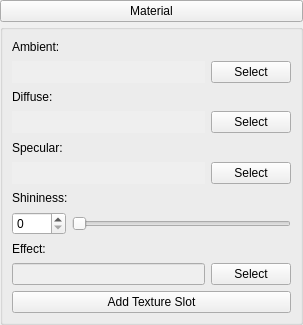
First picture: the form in v2.5/GEAR Studio/MaterialPropertiesTab.ui, repository andyreimann/gear, before the edit.
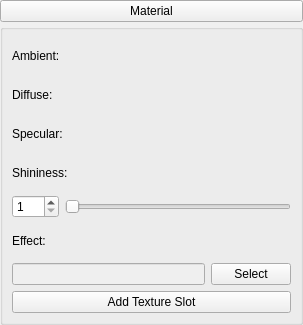
Second picture: the form after the edit.

Commit message: * added default colors for material and lights to public API of engine  * [GEAR Studio] integrated a new ColorSelector component to be used for lights and materials in editor  * [GEAR Studio] integrated basic support for lights through a new LightPropertiesTab

The edit to the form file:
```diff
--- a/v2.5/GEAR Studio/MaterialPropertiesTab.ui
+++ b/v2.5/GEAR Studio/MaterialPropertiesTab.ui
@@ -64,25 +64,7 @@
          </widget>
         </item>
         <item>
-         <layout class="QHBoxLayout" name="horizontalLayout" stretch="1,0">
-          <item>
-           <widget class="QWidget" name="ambientSurf" native="true">
-            <property name="autoFillBackground">
-             <bool>true</bool>
-            </property>
-            <property name="styleSheet">
-             <string notr="true"/>
-            </property>
-           </widget>
-          </item>
-          <item>
-           <widget class="QPushButton" name="ambientSelect">
-            <property name="text">
-             <string>Select</string>
-            </property>
-           </widget>
-          </item>
-         </layout>
+         <layout class="QHBoxLayout" name="ambientColorRoot" stretch=""/>
         </item>
         <item>
          <widget class="QLabel" name="label_2">
@@ -92,25 +74,7 @@
          </widget>
         </item>
         <item>
-         <layout class="QHBoxLayout" name="horizontalLayout_2" stretch="1,0">
-          <item>
-           <widget class="QWidget" name="diffuseSurf" native="true">
-            <property name="autoFillBackground">
-             <bool>true</bool>
-            </property>
-            <property name="styleSheet">
-             <string notr="true"/>
-            </property>
-           </widget>
-          </item>
-          <item>
-           <widget class="QPushButton" name="diffuseSelect">
-            <property name="text">
-             <string>Select</string>
-            </property>
-           </widget>
-          </item>
-         </layout>
+         <layout class="QHBoxLayout" name="diffuseColorRoot" stretch=""/>
         </item>
         <item>
          <widget class="QLabel" name="label_3">
@@ -120,25 +84,7 @@
          </widget>
         </item>
         <item>
-         <layout class="QHBoxLayout" name="horizontalLayout_3" stretch="1,0">
-          <item>
-           <widget class="QWidget" name="specularSurf" native="true">
-            <property name="autoFillBackground">
-             <bool>true</bool>
-            </property>
-            <property name="styleSheet">
-             <string notr="true"/>
-            </property>
-           </widget>
-          </item>
-          <item>
-           <widget class="QPushButton" name="specularSelect">
-            <property name="text">
-             <string>Select</string>
-            </property>
-           </widget>
-          </item>
-         </layout>
+         <layout class="QHBoxLayout" name="specularColorRoot" stretch=""/>
         </item>
         <item>
          <widget class="QLabel" name="label_4">
@@ -154,8 +100,11 @@
             <property name="decimals">
              <number>0</number>
             </property>
+            <property name="minimum">
+             <double>1.000000000000000</double>
+            </property>
             <property name="maximum">
-             <double>1280.000000000000000</double>
+             <double>128.000000000000000</double>
             </property>
            </widget>
           </item>
```
The commit also changes 17 other files.
